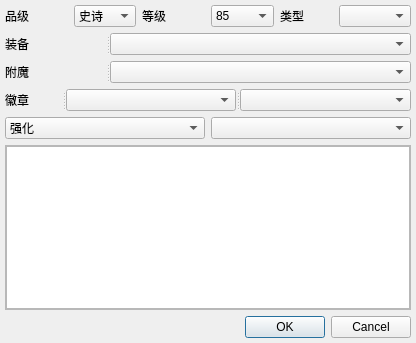
ElonVampire/DNF_Simulator, file UI/Equipment.ui: the form before one commit.
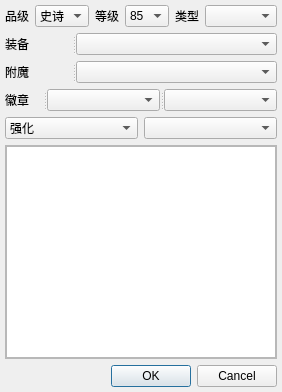
The form after the commit.

Diff of the .ui file:
```diff
--- a/UI/Equipment.ui
+++ b/UI/Equipment.ui
@@ -6,8 +6,8 @@
    <rect>
     <x>0</x>
     <y>0</y>
-    <width>416</width>
-    <height>343</height>
+    <width>277</width>
+    <height>392</height>
    </rect>
   </property>
   <property name="maximumSize">
@@ -171,8 +171,8 @@
        <rect>
         <x>0</x>
         <y>0</y>
-        <width>404</width>
-        <height>150</height>
+        <width>265</width>
+        <height>215</height>
        </rect>
       </property>
       <layout class="QGridLayout" name="gridLayout">
```
